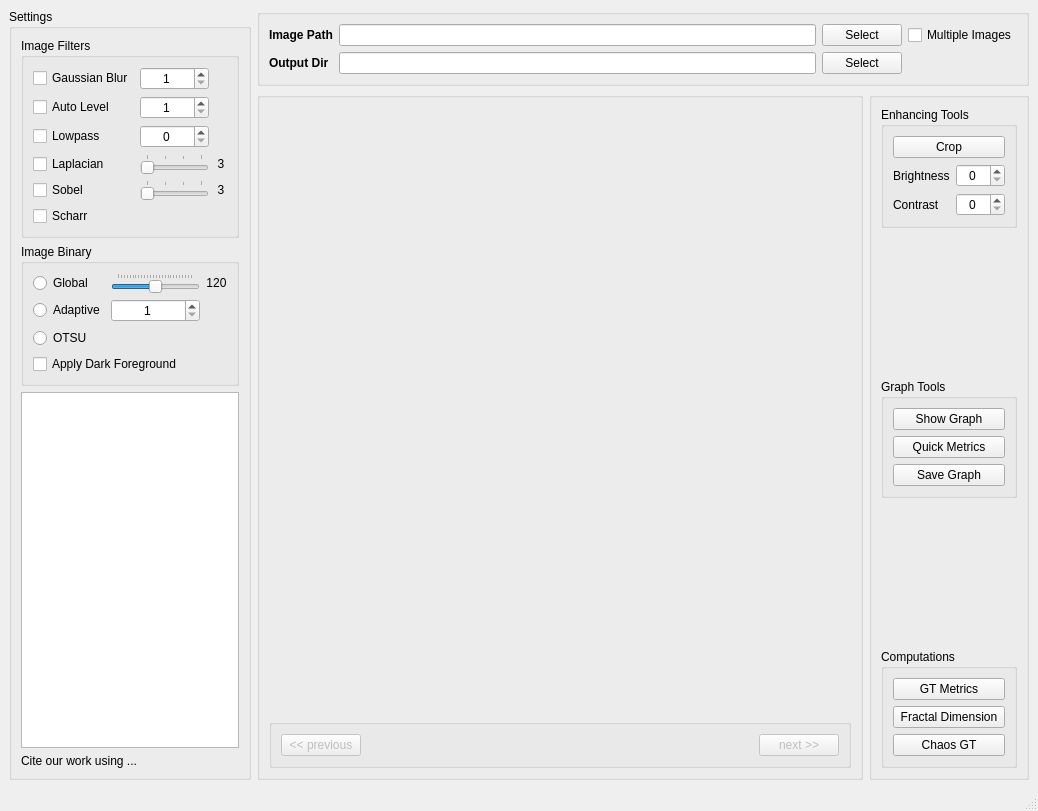
First picture: the form in src/chaosgt/apps/gui.ui, repository owuordickson/structural-gt, before the edit.
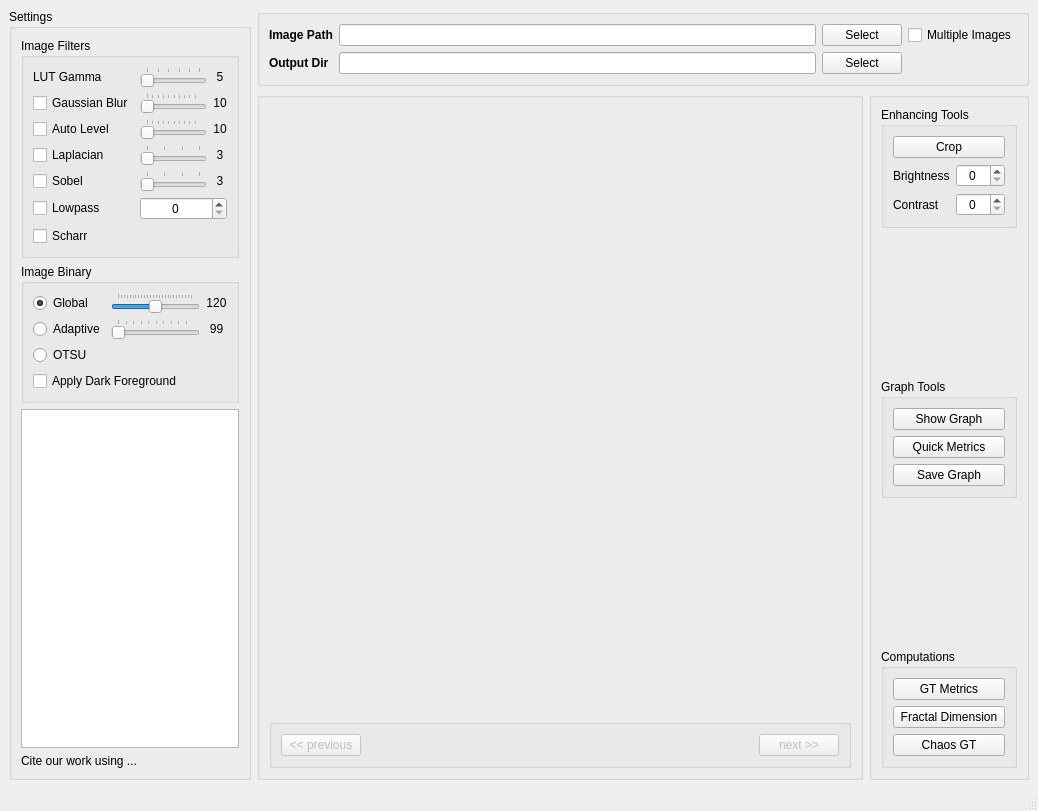
Second picture: the form after the edit.

Commit message: qt6 design: updated UI

Diff of the .ui file:
```diff
--- a/src/chaosgt/apps/gui.ui
+++ b/src/chaosgt/apps/gui.ui
@@ -330,42 +330,146 @@
           <string>Image Filters</string>
          </property>
          <layout class="QGridLayout" name="grid_layout_filters" columnstretch="1,6,1">
-          <item row="3" column="0">
+          <item row="4" column="0">
            <widget class="QCheckBox" name="cbx_lapacian">
             <property name="text">
              <string>Laplacian</string>
             </property>
            </widget>
           </item>
-          <item row="1" column="0">
+          <item row="1" column="1">
+           <widget class="QSlider" name="sld_gaussian">
+            <property name="minimum">
+             <number>1</number>
+            </property>
+            <property name="singleStep">
+             <number>2</number>
+            </property>
+            <property name="pageStep">
+             <number>10</number>
+            </property>
+            <property name="orientation">
+             <enum>Qt::Horizontal</enum>
+            </property>
+            <property name="tickPosition">
+             <enum>QSlider::TicksAbove</enum>
+            </property>
+           </widget>
+          </item>
+          <item row="0" column="1">
+           <widget class="QSlider" name="sld_lut_gamma">
+            <property name="minimum">
+             <number>1</number>
+            </property>
+            <property name="maximum">
+             <number>50</number>
+            </property>
+            <property name="singleStep">
+             <number>1</number>
+            </property>
+            <property name="pageStep">
+             <number>10</number>
+            </property>
+            <property name="value">
+             <number>1</number>
+            </property>
+            <property name="sliderPosition">
+             <number>1</number>
+            </property>
+            <property name="orientation">
+             <enum>Qt::Horizontal</enum>
+            </property>
+            <property name="invertedAppearance">
+             <bool>false</bool>
+            </property>
+            <property name="invertedControls">
+             <bool>false</bool>
+            </property>
+            <property name="tickPosition">
+             <enum>QSlider::TicksAbove</enum>
+            </property>
+            <property name="tickInterval">
+             <number>0</number>
+            </property>
+           </widget>
+          </item>
+          <item row="0" column="2">
+           <widget class="QLabel" name="lbl_lut_gamma">
+            <property name="sizePolicy">
+             <sizepolicy hsizetype="MinimumExpanding" vsizetype="Preferred">
+              <horstretch>0</horstretch>
+              <verstretch>0</verstretch>
+             </sizepolicy>
+            </property>
+            <property name="text">
+             <string>5</string>
+            </property>
+            <property name="alignment">
+             <set>Qt::AlignCenter</set>
+            </property>
+           </widget>
+          </item>
+          <item row="2" column="0">
            <widget class="QCheckBox" name="cbx_autolevel">
             <property name="text">
              <string>Auto Level</string>
             </property>
            </widget>
           </item>
-          <item row="0" column="0">
+          <item row="1" column="0">
            <widget class="QCheckBox" name="cbx_gaussian_blur">
             <property name="text">
              <string>Gaussian Blur</string>
             </property>
            </widget>
           </item>
-          <item row="2" column="1">
-           <widget class="QSpinBox" name="spn_lowpass">
-            <property name="alignment">
-             <set>Qt::AlignCenter</set>
+          <item row="0" column="0">
+           <widget class="QLabel" name="lbl_lut_gamma_title">
+            <property name="text">
+             <string>LUT Gamma</string>
             </property>
            </widget>
           </item>
-          <item row="5" column="0">
+          <item row="7" column="0">
            <widget class="QCheckBox" name="cbx_scharr">
             <property name="text">
              <string>Scharr</string>
             </property>
            </widget>
           </item>
-          <item row="4" column="2">
+          <item row="2" column="1">
+           <widget class="QSlider" name="sld_autolevel">
+            <property name="minimum">
+             <number>1</number>
+            </property>
+            <property name="singleStep">
+             <number>2</number>
+            </property>
+            <property name="orientation">
+             <enum>Qt::Horizontal</enum>
+            </property>
+            <property name="tickPosition">
+             <enum>QSlider::TicksAbove</enum>
+            </property>
+           </widget>
+          </item>
+          <item row="2" column="2">
+           <widget class="QLabel" name="lbl_autolevel">
+            <property name="sizePolicy">
+             <sizepolicy hsizetype="MinimumExpanding" vsizetype="Preferred">
+              <horstretch>0</horstretch>
+              <verstretch>0</verstretch>
+             </sizepolicy>
+            </property>
+            <property name="text">
+             <string>10</string>
+            </property>
+            <property name="alignment">
+             <set>Qt::AlignCenter</set>
+            </property>
+           </widget>
+          </item>
+          <item row="5" column="2">
            <widget class="QLabel" name="lbl_sobel">
             <property name="sizePolicy">
              <sizepolicy hsizetype="MinimumExpanding" vsizetype="Fixed">
@@ -382,6 +486,28 @@
            </widget>
           </item>
           <item row="4" column="1">
+           <widget class="QSlider" name="sld_laplacian">
+            <property name="minimum">
+             <number>1</number>
+            </property>
+            <property name="maximum">
+             <number>7</number>
+            </property>
+            <property name="singleStep">
+             <number>2</number>
+            </property>
+            <property name="pageStep">
+             <number>2</number>
+            </property>
+            <property name="orientation">
+             <enum>Qt::Horizontal</enum>
+            </property>
+            <property name="tickPosition">
+             <enum>QSlider::TicksAbove</enum>
+            </property>
+           </widget>
+          </item>
+          <item row="5" column="1">
            <widget class="QSlider" name="sld_sobel">
             <property name="minimum">
              <number>1</number>
@@ -403,87 +529,56 @@
             </property>
            </widget>
           </item>
-          <item row="4" column="0">
+          <item row="5" column="0">
            <widget class="QCheckBox" name="cbx_sobel">
             <property name="text">
              <string>Sobel</string>
             </property>
            </widget>
           </item>
-          <item row="2" column="0">
+          <item row="1" column="2">
+           <widget class="QLabel" name="lbl_gaussian">
+            <property name="sizePolicy">
+             <sizepolicy hsizetype="MinimumExpanding" vsizetype="Preferred">
+              <horstretch>0</horstretch>
+              <verstretch>0</verstretch>
+             </sizepolicy>
+            </property>
+            <property name="text">
+             <string>10</string>
+            </property>
+            <property name="alignment">
+             <set>Qt::AlignCenter</set>
+            </property>
+           </widget>
+          </item>
+          <item row="4" column="2">
+           <widget class="QLabel" name="lbl_laplacian">
+            <property name="sizePolicy">
+             <sizepolicy hsizetype="MinimumExpanding" vsizetype="Fixed">
+              <horstretch>0</horstretch>
+              <verstretch>0</verstretch>
+             </sizepolicy>
+            </property>
+            <property name="text">
+             <string>3</string>
+            </property>
+            <property name="alignment">
+             <set>Qt::AlignCenter</set>
+            </property>
+           </widget>
+          </item>
+          <item row="6" column="0">
            <widget class="QCheckBox" name="cbx_lowpass">
             <property name="text">
              <string>Lowpass</string>
             </property>
            </widget>
           </item>
-          <item row="1" column="1">
-           <widget class="QSpinBox" name="spn_autolevel">
+          <item row="6" column="1" colspan="2">
+           <widget class="QSpinBox" name="spn_lowpass">
             <property name="alignment">
              <set>Qt::AlignCenter</set>
-            </property>
-            <property name="correctionMode">
-             <enum>QAbstractSpinBox::CorrectToNearestValue</enum>
-            </property>
-            <property name="minimum">
-             <number>1</number>
-            </property>
-            <property name="singleStep">
-             <number>2</number>
-            </property>
-           </widget>
-          </item>
-          <item row="3" column="2">
-           <widget class="QLabel" name="lbl_laplacian">
-            <property name="sizePolicy">
-             <sizepolicy hsizetype="MinimumExpanding" vsizetype="Fixed">
-              <horstretch>0</horstretch>
-              <verstretch>0</verstretch>
-             </sizepolicy>
-            </property>
-            <property name="text">
-             <string>3</string>
-            </property>
-            <property name="alignment">
-             <set>Qt::AlignCenter</set>
-            </property>
-           </widget>
-          </item>
-          <item row="0" column="1">
-           <widget class="QSpinBox" name="spn_gaussian_blur">
-            <property name="alignment">
-             <set>Qt::AlignCenter</set>
-            </property>
-            <property name="correctionMode">
-             <enum>QAbstractSpinBox::CorrectToNearestValue</enum>
-            </property>
-            <property name="minimum">
-             <number>1</number>
-            </property>
-            <property name="singleStep">
-             <number>2</number>
-            </property>
-           </widget>
-          </item>
-          <item row="3" column="1">
-           <widget class="QSlider" name="sld_laplacian">
-            <property name="minimum">
-             <number>1</number>
-            </property>
-            <property name="maximum">
-             <number>7</number>
-            </property>
-            <property name="singleStep">
-             <number>2</number>
-            </property>
-            <property name="pageStep">
-             <number>2</number>
-            </property>
-            <property name="orientation">
-             <enum>Qt::Horizontal</enum>
-            </property>
-            <property name="tickPosition">
-             <enum>QSlider::TicksAbove</enum>
             </property>
            </widget>
           </item>
@@ -516,37 +611,6 @@
             </attribute>
            </widget>
           </item>
-          <item row="2" column="1">
-           <widget class="QSpinBox" name="spn_adaptive_threshold">
-            <property name="enabled">
-             <bool>true</bool>
-            </property>
-            <property name="frame">
-             <bool>true</bool>
-            </property>
-            <property name="alignment">
-             <set>Qt::AlignCenter</set>
-            </property>
-            <property name="readOnly">
-             <bool>false</bool>
-            </property>
-            <property name="buttonSymbols">
-             <enum>QAbstractSpinBox::UpDownArrows</enum>
-            </property>
-            <property name="correctionMode">
-             <enum>QAbstractSpinBox::CorrectToNearestValue</enum>
-            </property>
-            <property name="showGroupSeparator" stdset="0">
-             <bool>false</bool>
-            </property>
-            <property name="minimum">
-             <number>1</number>
-            </property>
-            <property name="singleStep">
-             <number>2</number>
-            </property>
-           </widget>
-          </item>
           <item row="1" column="1">
            <widget class="QSlider" name="sld_global_threshold">
             <property name="font">
@@ -597,6 +661,9 @@
             <property name="text">
              <string>Global</string>
             </property>
+            <property name="checked">
+             <bool>true</bool>
+            </property>
             <attribute name="buttonGroup">
              <string notr="true">btn_grp_binary</string>
             </attribute>
@@ -631,6 +698,38 @@
             </property>
            </widget>
           </item>
+          <item row="2" column="1">
+           <widget class="QSlider" name="sld_adaptive_threshold">
+            <property name="minimum">
+             <number>1</number>
+            </property>
+            <property name="singleStep">
+             <number>2</number>
+            </property>
+            <property name="orientation">
+             <enum>Qt::Horizontal</enum>
+            </property>
+            <property name="tickPosition">
+             <enum>QSlider::TicksAbove</enum>
+            </property>
+           </widget>
+          </item>
+          <item row="2" column="2">
+           <widget class="QLabel" name="lbl_adaptive_threshold_value">
+            <property name="sizePolicy">
+             <sizepolicy hsizetype="MinimumExpanding" vsizetype="Preferred">
+              <horstretch>0</horstretch>
+              <verstretch>0</verstretch>
+             </sizepolicy>
+            </property>
+            <property name="text">
+             <string>99</string>
+            </property>
+            <property name="alignment">
+             <set>Qt::AlignCenter</set>
+            </property>
+           </widget>
+          </item>
          </layout>
         </widget>
        </item>
```
The commit also changes 2 other files.
